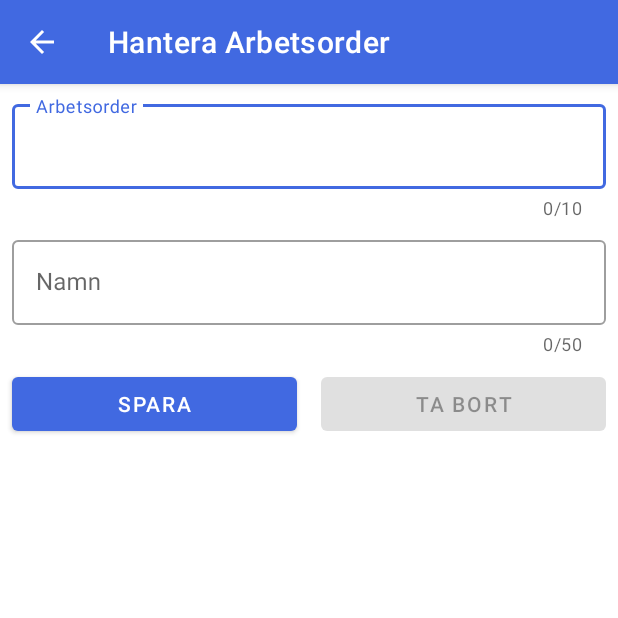
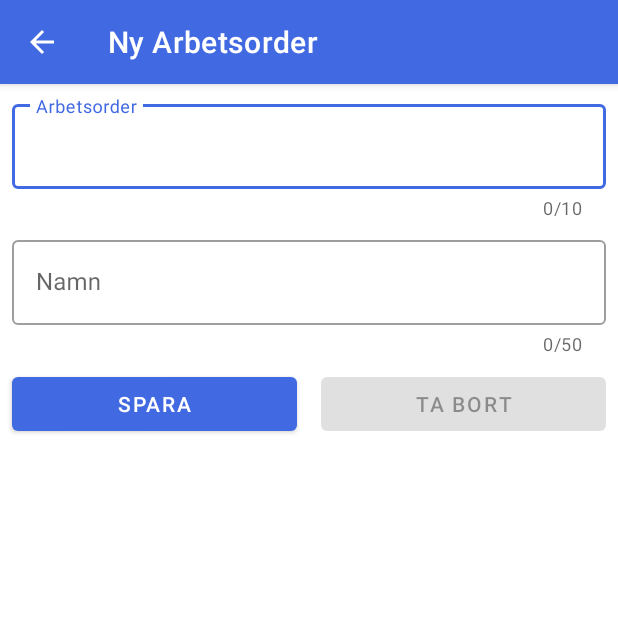
Before and after one commit to gunnarssonja/RDH, an Android app: the WorkOrderAddEditActivity screen opened directly, with no data from a screen before it, on a phone screen of 412 x 824 dp, the top half of it. Run offline under Robolectric (Android 15) with nearby library versions, the light colour scheme and no system bars.

Commit message:
RDH-44 Ändrat rubrik vid ny arbetsorder

```diff
--- a/app/src/main/java/se/cgi/android/rdh/activities/WorkOrderAddEditActivity.java
+++ b/app/src/main/java/se/cgi/android/rdh/activities/WorkOrderAddEditActivity.java
@@ -46,7 +46,6 @@ public class WorkOrderAddEditActivity extends NonBcrActivity {
         super.onCreate(savedInstanceState);
         setContentView(R.layout.activity_work_order_add_edit);
         setRequestedOrientation(ActivityInfo.SCREEN_ORIENTATION_NOSENSOR);
-        setTitle("Hantera Arbetsorder");
 
         // Get singleton instance of database
         dbHelper = DatabaseHelper.getInstance(this);
@@ -60,6 +59,12 @@ public class WorkOrderAddEditActivity extends NonBcrActivity {
         btnDelete = findViewById(R.id.btn_delete);
 
         getAndSetIntentData();
+
+        if ("edit".equals(action)) {
+            setTitle("Hantera Arbetsorder");
+        } else {
+            setTitle("Ny Arbetsorder");
+        }
 
         etWorkOrderNo.addTextChangedListener(new ValidateTextWatcher(etWorkOrderNo));
         etWorkOrderName.addTextChangedListener(new ValidateTextWatcher(etWorkOrderName));
```
